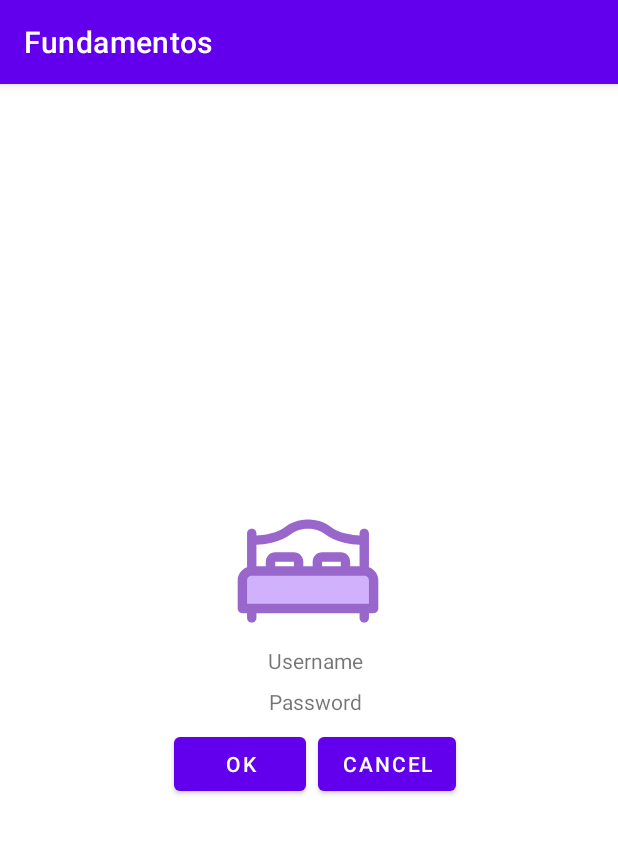
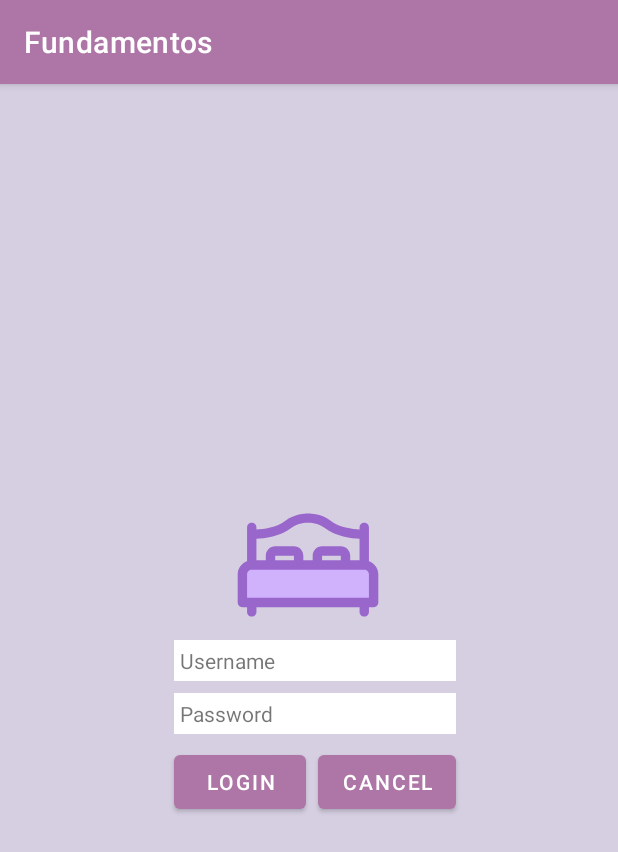
Before and after one commit to ArinoMichi/First, an Android app: the screen it shows after launch (MainActivity), on a phone screen of 412 x 824 dp. Shown: the top 852 px of the screen. Run offline under Robolectric (Android 15) with nearby library versions, the phone set to English and light mode, and no system bars.

```diff
--- a/app/src/main/res/layout/activity_main.xml
+++ b/app/src/main/res/layout/activity_main.xml
@@ -4,35 +4,39 @@
     xmlns:tools="http://schemas.android.com/tools"
     android:layout_width="match_parent"
     android:layout_height="match_parent"
-    tools:context=".MainActivity">
+    tools:context=".MainActivity"
+    android:background="@color/grey">
 
     <TextView
         android:id="@+id/username"
-        android:layout_width="wrap_content"
+        android:layout_width="0dp"
         android:layout_height="wrap_content"
+        android:background="@color/white"
         android:text="Username"
-        android:layout_margin="8dp"
+        android:padding="4dp"
         app:layout_constraintBottom_toBottomOf="parent"
         app:layout_constraintEnd_toEndOf="@id/boton2"
-        app:layout_constraintStart_toStartOf="@id/boton1"
+        app:layout_constraintStart_toStartOf="@id/login"
         app:layout_constraintTop_toTopOf="parent" />
 
     <TextView
         android:id="@+id/password"
+        android:layout_width="0dp"
+        android:background="@color/white"
+        android:layout_height="wrap_content"
+        android:layout_marginTop="8dp"
+        android:text="Password"
+        android:padding="4dp"
+        app:layout_constraintTop_toBottomOf="@+id/username"
+        app:layout_constraintEnd_toEndOf="@id/boton2"
+        app:layout_constraintStart_toStartOf="@id/login"/>
+
+    <Button
+        android:id="@+id/login"
         android:layout_width="wrap_content"
         android:layout_height="wrap_content"
         android:layout_margin="8dp"
-        android:text="Password"
-        app:layout_constraintTop_toBottomOf="@+id/username"
-        app:layout_constraintEnd_toEndOf="@id/boton2"
-        app:layout_constraintStart_toStartOf="@id/boton1"/>
-
-    <Button
-        android:id="@+id/boton1"
-        android:layout_width="wrap_content"
-        android:layout_height="wrap_content"
-        android:layout_margin="8dp"
-        android:text="OK"
+        android:text="LOGIN"
         app:layout_constraintEnd_toEndOf="parent"
         app:layout_constraintHorizontal_bias="0.35"
         app:layout_constraintStart_toStartOf="parent"
@@ -44,9 +48,9 @@
         android:layout_height="wrap_content"
         android:layout_marginLeft="8dp"
         android:text="CANCEL"
-        app:layout_constraintBottom_toBottomOf="@+id/boton1"
-        app:layout_constraintStart_toEndOf="@+id/boton1"
-        app:layout_constraintTop_toTopOf="@+id/boton1" />
+        app:layout_constraintBottom_toBottomOf="@+id/login"
+        app:layout_constraintStart_toEndOf="@+id/login"
+        app:layout_constraintTop_toTopOf="@+id/login" />
 
     <ImageView
         android:layout_width="100dp"
@@ -56,6 +60,6 @@
         android:src="@drawable/bed_icon"
         app:layout_constraintBottom_toTopOf="@+id/username"
         app:layout_constraintEnd_toEndOf="@+id/boton2"
-        app:layout_constraintStart_toStartOf="@+id/boton1" />
+        app:layout_constraintStart_toStartOf="@+id/login" />
 
 </androidx.constraintlayout.widget.ConstraintLayout>
--- a/app/src/main/res/values-night/themes.xml
+++ b/app/src/main/res/values-night/themes.xml
@@ -2,7 +2,7 @@
     <!-- Base application theme. -->
     <style name="Theme.Fundamentos" parent="Theme.MaterialComponents.DayNight.DarkActionBar">
         <!-- Primary brand color. -->
-        <item name="colorPrimary">@color/purple_200</item>
+        <item name="colorPrimary">@color/blue</item>
         <item name="colorPrimaryVariant">@color/purple_700</item>
         <item name="colorOnPrimary">@color/black</item>
         <!-- Secondary brand color. -->
--- a/app/src/main/res/values/colors.xml
+++ b/app/src/main/res/values/colors.xml
@@ -1,10 +1,11 @@
 <?xml version="1.0" encoding="utf-8"?>
 <resources>
-    <color name="purple_200">#FFBB86FC</color>
-    <color name="purple_500">#FF6200EE</color>
+    <color name="blue">#A09ABC</color>
+    <color name="pink">#AE76A6</color>
     <color name="purple_700">#FF3700B3</color>
     <color name="teal_200">#FF03DAC5</color>
     <color name="teal_700">#FF018786</color>
     <color name="black">#FF000000</color>
     <color name="white">#FFFFFFFF</color>
+    <color name="grey">#D5CFE1</color>
 </resources>
--- a/app/src/main/res/values/themes.xml
+++ b/app/src/main/res/values/themes.xml
@@ -2,7 +2,7 @@
     <!-- Base application theme. -->
     <style name="Theme.Fundamentos" parent="Theme.MaterialComponents.DayNight.DarkActionBar">
         <!-- Primary brand color. -->
-        <item name="colorPrimary">@color/purple_500</item>
+        <item name="colorPrimary">@color/pink</item>
         <item name="colorPrimaryVariant">@color/purple_700</item>
         <item name="colorOnPrimary">@color/white</item>
         <!-- Secondary brand color. -->
```
